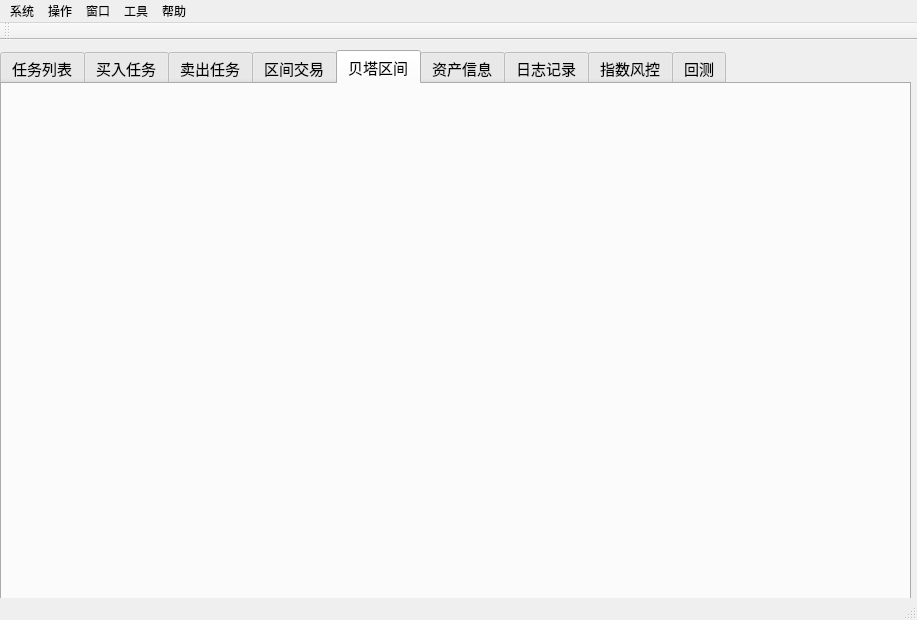
First picture: the form in TradeWinner/trade_winner.ui, repository spartawwy/mock_proj, before the edit.
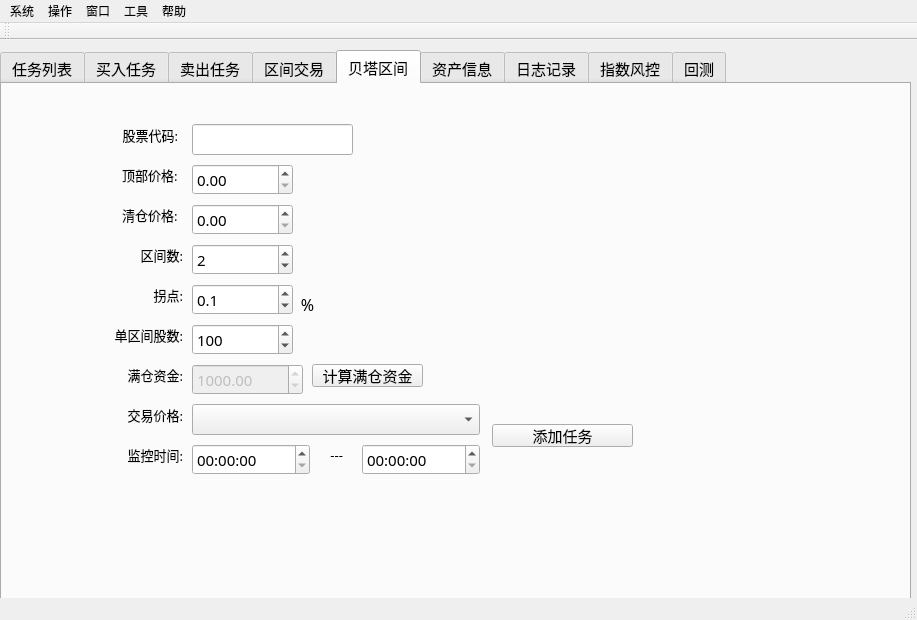
Second picture: the form after the edit. The open tabs and pages were chosen to show the change.

Commit message: adding adv equal task win

The edit to the form file:
```diff
--- a/TradeWinner/trade_winner.ui
+++ b/TradeWinner/trade_winner.ui
@@ -2178,6 +2178,431 @@
      <attribute name="title">
       <string>贝塔区间</string>
      </attribute>
+     <widget class="QLineEdit" name="le_adveq_stock">
+      <property name="geometry">
+       <rect>
+        <x>190</x>
+        <y>40</y>
+        <width>161</width>
+        <height>31</height>
+       </rect>
+      </property>
+     </widget>
+     <widget class="QLabel" name="label_bktest_maxprice_6">
+      <property name="geometry">
+       <rect>
+        <x>120</x>
+        <y>120</y>
+        <width>61</width>
+        <height>21</height>
+       </rect>
+      </property>
+      <property name="font">
+       <font>
+        <pointsize>10</pointsize>
+       </font>
+      </property>
+      <property name="text">
+       <string>清仓价格:</string>
+      </property>
+      <property name="alignment">
+       <set>Qt::AlignLeading|Qt::AlignLeft|Qt::AlignVCenter</set>
+      </property>
+     </widget>
+     <widget class="QLabel" name="label_bktest_adv_reb_2">
+      <property name="geometry">
+       <rect>
+        <x>120</x>
+        <y>200</y>
+        <width>61</width>
+        <height>21</height>
+       </rect>
+      </property>
+      <property name="font">
+       <font>
+        <pointsize>10</pointsize>
+       </font>
+      </property>
+      <property name="text">
+       <string>拐点:</string>
+      </property>
+      <property name="alignment">
+       <set>Qt::AlignRight|Qt::AlignTrailing|Qt::AlignVCenter</set>
+      </property>
+     </widget>
+     <widget class="QDoubleSpinBox" name="dbspb_adveq_start_capital">
+      <property name="enabled">
+       <bool>false</bool>
+      </property>
+      <property name="geometry">
+       <rect>
+        <x>190</x>
+        <y>280</y>
+        <width>111</width>
+        <height>31</height>
+       </rect>
+      </property>
+      <property name="decimals">
+       <number>2</number>
+      </property>
+      <property name="maximum">
+       <double>99999999.000000000000000</double>
+      </property>
+      <property name="singleStep">
+       <double>1000.000000000000000</double>
+      </property>
+      <property name="value">
+       <double>1000.000000000000000</double>
+      </property>
+     </widget>
+     <widget class="QLabel" name="lab_bktest_advsec_qty_2">
+      <property name="geometry">
+       <rect>
+        <x>100</x>
+        <y>240</y>
+        <width>81</width>
+        <height>21</height>
+       </rect>
+      </property>
+      <property name="font">
+       <font>
+        <pointsize>10</pointsize>
+       </font>
+      </property>
+      <property name="text">
+       <string>单区间股数:</string>
+      </property>
+      <property name="alignment">
+       <set>Qt::AlignRight|Qt::AlignTrailing|Qt::AlignVCenter</set>
+      </property>
+     </widget>
+     <widget class="QTimeEdit" name="timeEdit_adveq_end">
+      <property name="geometry">
+       <rect>
+        <x>360</x>
+        <y>360</y>
+        <width>118</width>
+        <height>31</height>
+       </rect>
+      </property>
+     </widget>
+     <widget class="QLabel" name="label_24">
+      <property name="geometry">
+       <rect>
+        <x>320</x>
+        <y>360</y>
+        <width>21</width>
+        <height>21</height>
+       </rect>
+      </property>
+      <property name="font">
+       <font>
+        <pointsize>10</pointsize>
+       </font>
+      </property>
+      <property name="text">
+       <string>---</string>
+      </property>
+      <property name="alignment">
+       <set>Qt::AlignRight|Qt::AlignTrailing|Qt::AlignVCenter</set>
+      </property>
+     </widget>
+     <widget class="QLabel" name="label_price_level_5">
+      <property name="geometry">
+       <rect>
+        <x>90</x>
+        <y>320</y>
+        <width>91</width>
+        <height>21</height>
+       </rect>
+      </property>
+      <property name="font">
+       <font>
+        <pointsize>10</pointsize>
+       </font>
+      </property>
+      <property name="text">
+       <string>交易价格:</string>
+      </property>
+      <property name="alignment">
+       <set>Qt::AlignRight|Qt::AlignTrailing|Qt::AlignVCenter</set>
+      </property>
+     </widget>
+     <widget class="QLabel" name="label_buytask_stock_bktest_2">
+      <property name="geometry">
+       <rect>
+        <x>105</x>
+        <y>40</y>
+        <width>71</width>
+        <height>21</height>
+       </rect>
+      </property>
+      <property name="font">
+       <font>
+        <pointsize>10</pointsize>
+       </font>
+      </property>
+      <property name="text">
+       <string>股票代码:</string>
+      </property>
+      <property name="alignment">
+       <set>Qt::AlignRight|Qt::AlignTrailing|Qt::AlignVCenter</set>
+      </property>
+     </widget>
+     <widget class="QSpinBox" name="spinBox_adveq_qty">
+      <property name="geometry">
+       <rect>
+        <x>190</x>
+        <y>240</y>
+        <width>101</width>
+        <height>31</height>
+       </rect>
+      </property>
+      <property name="maximum">
+       <number>100000</number>
+      </property>
+      <property name="singleStep">
+       <number>100</number>
+      </property>
+      <property name="value">
+       <number>100</number>
+      </property>
+     </widget>
+     <widget class="QComboBox" name="combox_adveq_price_level">
+      <property name="geometry">
+       <rect>
+        <x>190</x>
+        <y>320</y>
+        <width>288</width>
+        <height>31</height>
+       </rect>
+      </property>
+     </widget>
+     <widget class="QPushButton" name="pbtn_add_adveq_task">
+      <property name="geometry">
+       <rect>
+        <x>490</x>
+        <y>340</y>
+        <width>141</width>
+        <height>23</height>
+       </rect>
+      </property>
+      <property name="text">
+       <string>添加任务</string>
+      </property>
+     </widget>
+     <widget class="QDoubleSpinBox" name="dbspb_adveq_max_price">
+      <property name="geometry">
+       <rect>
+        <x>190</x>
+        <y>80</y>
+        <width>101</width>
+        <height>31</height>
+       </rect>
+      </property>
+      <property name="decimals">
+       <number>2</number>
+      </property>
+      <property name="maximum">
+       <double>999.990000000000009</double>
+      </property>
+      <property name="singleStep">
+       <double>0.100000000000000</double>
+      </property>
+     </widget>
+     <widget class="QLabel" name="label_buytask_monitor_time_5">
+      <property name="geometry">
+       <rect>
+        <x>90</x>
+        <y>360</y>
+        <width>91</width>
+        <height>21</height>
+       </rect>
+      </property>
+      <property name="font">
+       <font>
+        <pointsize>10</pointsize>
+       </font>
+      </property>
+      <property name="text">
+       <string>监控时间:</string>
+      </property>
+      <property name="alignment">
+       <set>Qt::AlignRight|Qt::AlignTrailing|Qt::AlignVCenter</set>
+      </property>
+     </widget>
+     <widget class="QSpinBox" name="spb_adveq_section_count">
+      <property name="geometry">
+       <rect>
+        <x>190</x>
+        <y>160</y>
+        <width>101</width>
+        <height>31</height>
+       </rect>
+      </property>
+      <property name="maximum">
+       <number>100000</number>
+      </property>
+      <property name="singleStep">
+       <number>1</number>
+      </property>
+      <property name="value">
+       <number>2</number>
+      </property>
+     </widget>
+     <widget class="QLabel" name="lab_bktest_start_capital_3">
+      <property name="geometry">
+       <rect>
+        <x>120</x>
+        <y>280</y>
+        <width>61</width>
+        <height>21</height>
+       </rect>
+      </property>
+      <property name="font">
+       <font>
+        <pointsize>10</pointsize>
+       </font>
+      </property>
+      <property name="text">
+       <string>满仓资金:</string>
+      </property>
+      <property name="alignment">
+       <set>Qt::AlignRight|Qt::AlignTrailing|Qt::AlignVCenter</set>
+      </property>
+     </widget>
+     <widget class="QTimeEdit" name="timeEdit_adveq_begin">
+      <property name="geometry">
+       <rect>
+        <x>190</x>
+        <y>360</y>
+        <width>118</width>
+        <height>31</height>
+       </rect>
+      </property>
+     </widget>
+     <widget class="QLabel" name="label_raise_percent_rebounce_3">
+      <property name="geometry">
+       <rect>
+        <x>290</x>
+        <y>210</y>
+        <width>31</width>
+        <height>21</height>
+       </rect>
+      </property>
+      <property name="font">
+       <font>
+        <pointsize>12</pointsize>
+       </font>
+      </property>
+      <property name="text">
+       <string>%</string>
+      </property>
+      <property name="alignment">
+       <set>Qt::AlignCenter</set>
+      </property>
+     </widget>
+     <widget class="QDoubleSpinBox" name="spb_adveq_rebounce">
+      <property name="geometry">
+       <rect>
+        <x>190</x>
+        <y>200</y>
+        <width>101</width>
+        <height>31</height>
+       </rect>
+      </property>
+      <property name="decimals">
+       <number>1</number>
+      </property>
+      <property name="maximum">
+       <double>100.000000000000000</double>
+      </property>
+      <property name="singleStep">
+       <double>0.100000000000000</double>
+      </property>
+      <property name="value">
+       <double>0.100000000000000</double>
+      </property>
+     </widget>
+     <widget class="QLabel" name="label_bktest_maxprice_adv_2">
+      <property name="geometry">
+       <rect>
+        <x>120</x>
+        <y>80</y>
+        <width>61</width>
+        <height>21</height>
+       </rect>
+      </property>
+      <property name="font">
+       <font>
+        <pointsize>10</pointsize>
+       </font>
+      </property>
+      <property name="text">
+       <string>顶部价格:</string>
+      </property>
+      <property name="alignment">
+       <set>Qt::AlignLeading|Qt::AlignLeft|Qt::AlignVCenter</set>
+      </property>
+     </widget>
+     <widget class="QDoubleSpinBox" name="dbspb_adveq_min_price">
+      <property name="geometry">
+       <rect>
+        <x>190</x>
+        <y>120</y>
+        <width>101</width>
+        <height>31</height>
+       </rect>
+      </property>
+      <property name="decimals">
+       <number>2</number>
+      </property>
+      <property name="maximum">
+       <double>999.990000000000009</double>
+      </property>
+      <property name="singleStep">
+       <double>0.100000000000000</double>
+      </property>
+     </widget>
+     <widget class="QLabel" name="lab_bktest_adv_secnums_2">
+      <property name="geometry">
+       <rect>
+        <x>100</x>
+        <y>160</y>
+        <width>81</width>
+        <height>21</height>
+       </rect>
+      </property>
+      <property name="font">
+       <font>
+        <pointsize>10</pointsize>
+       </font>
+      </property>
+      <property name="text">
+       <string>区间数:</string>
+      </property>
+      <property name="alignment">
+       <set>Qt::AlignRight|Qt::AlignTrailing|Qt::AlignVCenter</set>
+      </property>
+     </widget>
+     <widget class="QPushButton" name="pbtn_adveq_need_capital">
+      <property name="geometry">
+       <rect>
+        <x>310</x>
+        <y>280</y>
+        <width>111</width>
+        <height>23</height>
+       </rect>
+      </property>
+      <property name="font">
+       <font>
+        <pointsize>11</pointsize>
+       </font>
+      </property>
+      <property name="text">
+       <string>计算满仓资金</string>
+      </property>
+     </widget>
     </widget>
     <widget class="QWidget" name="tab_capital">
      <attribute name="title">
```
Left out of the diff: 4 changed lines with no effect on the pictures. The commit also changes 12 other files.
